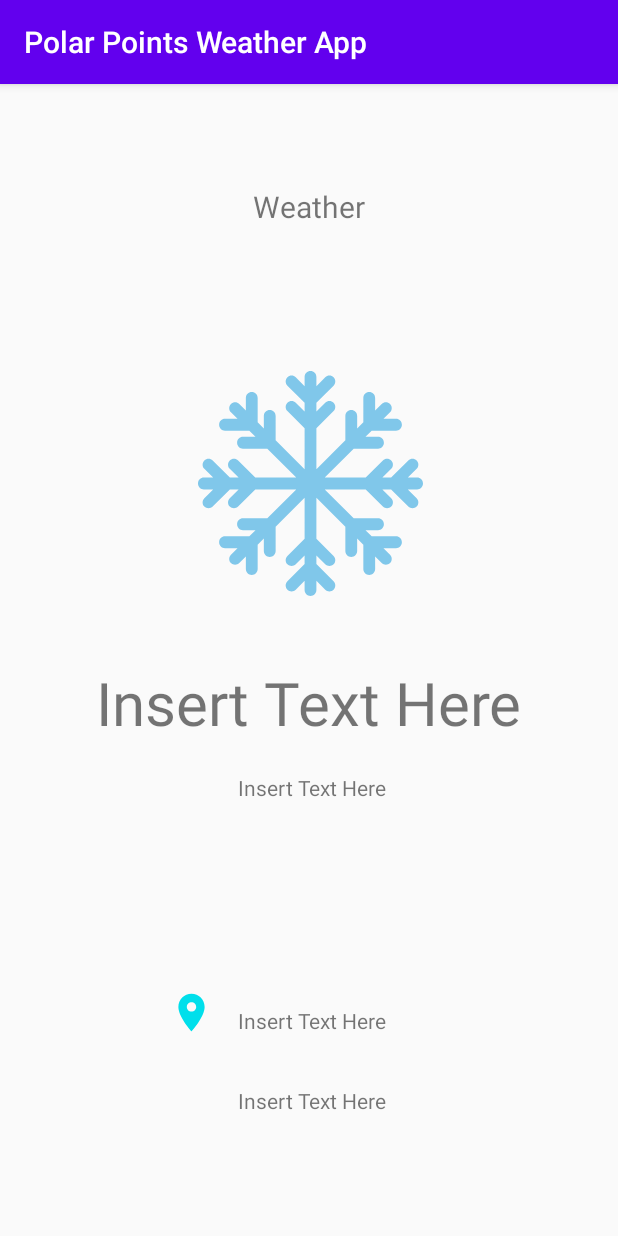
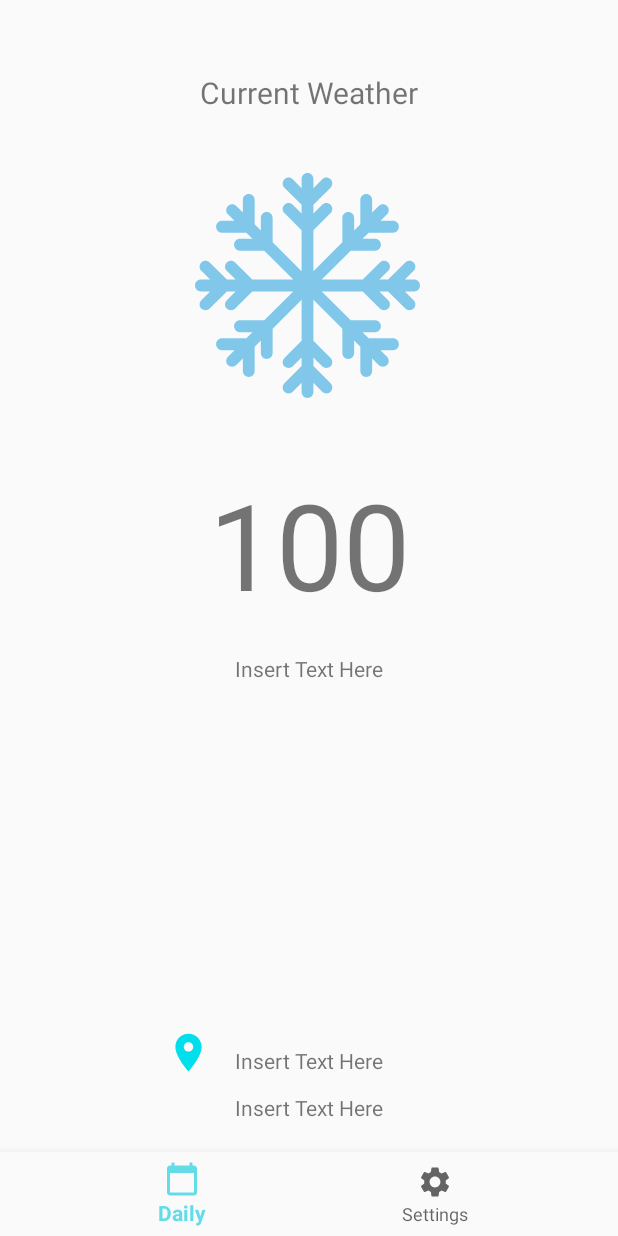
Before and after one commit to Polar-Points/Weather-App-, an Android app: the screen it shows after launch (MainActivity), on a phone screen of 412 x 824 dp. Run offline under Robolectric (Android 15) with nearby library versions, the phone set to English and light mode, and no system bars; our stand-ins replace Timber, navigation-ui; 3 statements that could not run were skipped.

Commit message:
Added in bottom navigation

```diff
--- a/app/build.gradle
+++ b/app/build.gradle
@@ -33,6 +33,7 @@ dependencies {
     implementation 'androidx.legacy:legacy-support-v4:1.0.0'
     implementation 'androidx.lifecycle:lifecycle-extensions:2.2.0'
     implementation 'androidx.lifecycle:lifecycle-viewmodel-ktx:2.2.0'
+    implementation 'androidx.preference:preference:1.1.0'
     testImplementation 'junit:junit:4.13'
     androidTestImplementation 'androidx.test.ext:junit:1.1.2'
     androidTestImplementation 'androidx.test.espresso:espresso-core:3.3.0'
--- a/app/src/main/java/com/marty/dang/polarpointsweatherapp/presentation/MainActivity.kt
+++ b/app/src/main/java/com/marty/dang/polarpointsweatherapp/presentation/MainActivity.kt
@@ -2,7 +2,11 @@ package com.marty.dang.polarpointsweatherapp.presentation
 
 import android.os.Bundle
 import androidx.appcompat.app.AppCompatActivity
+import androidx.navigation.NavController
+import androidx.navigation.Navigation
+import androidx.navigation.ui.NavigationUI
 import com.marty.dang.polarpointsweatherapp.R
+import kotlinx.android.synthetic.main.activity_main.*
 import timber.log.Timber
 
 
@@ -12,9 +16,15 @@ class MainActivity : AppCompatActivity() {
         super.onCreate(savedInstanceState)
         setContentView(R.layout.activity_main)
         Timber.plant(Timber.DebugTree())
+        setUpNavigation()
     }
 
     override fun onRequestPermissionsResult(requestCode: Int, permissions: Array<out String>, grantResults: IntArray) {
         super.onRequestPermissionsResult(requestCode, permissions, grantResults)
     }
+
+    private fun setUpNavigation() {
+        val navController = Navigation.findNavController(this, R.id.nav_host_fragment)
+        NavigationUI.setupWithNavController(bottom_navigation, navController)
+    }
 }
--- /dev/null
+++ b/app/src/main/java/com/marty/dang/polarpointsweatherapp/presentation/fragment/SettingsFrag.kt
@@ -0,0 +1,16 @@
+package com.marty.dang.polarpointsweatherapp.presentation.fragment
+
+import android.os.Bundle
+import android.view.LayoutInflater
+import android.view.View
+import android.view.ViewGroup
+import androidx.fragment.app.Fragment
+import com.marty.dang.polarpointsweatherapp.R
+
+class SettingsFrag : Fragment() {
+
+    override fun onCreateView(inflater: LayoutInflater, container: ViewGroup?, savedInstanceState: Bundle?): View? {
+        val view =  inflater.inflate(R.layout.fragment_settings, container, false)
+        return view
+    }
+}
--- a/app/src/main/java/com/marty/dang/polarpointsweatherapp/presentation/fragment/WeatherDisplayFrag.kt
+++ /dev/null
@@ -1,24 +0,0 @@
-package com.marty.dang.polarpointsweatherapp.presentation.fragment
-
-import androidx.lifecycle.ViewModelProviders
-import android.os.Bundle
-import androidx.fragment.app.Fragment
-import android.view.LayoutInflater
-import android.view.View
-import android.view.ViewGroup
-import com.marty.dang.polarpointsweatherapp.R
-import com.marty.dang.polarpointsweatherapp.presentation.viewmodel.WeatherDisplayViewModel
-
-class WeatherDisplayFrag : Fragment() {
-
-    private lateinit var viewModel: WeatherDisplayViewModel
-
-    override fun onCreateView(inflater: LayoutInflater, container: ViewGroup?, savedInstanceState: Bundle?): View? {
-        return inflater.inflate(R.layout.weather_display_fragment, container, false)
-    }
-
-    override fun onActivityCreated(savedInstanceState: Bundle?) {
-        super.onActivityCreated(savedInstanceState)
-        viewModel = ViewModelProviders.of(this).get(WeatherDisplayViewModel::class.java)
-    }
-}
--- /dev/null
+++ b/app/src/main/res/drawable/daily_icon.xml
@@ -0,0 +1,10 @@
+<vector xmlns:android="http://schemas.android.com/apk/res/android"
+    android:width="24dp"
+    android:height="24dp"
+    android:viewportWidth="24"
+    android:viewportHeight="24"
+    android:tint="?attr/colorControlNormal">
+  <path
+      android:fillColor="@android:color/white"
+      android:pathData="M20,3h-1L19,1h-2v2L7,3L7,1L5,1v2L4,3c-1.1,0 -2,0.9 -2,2v16c0,1.1 0.9,2 2,2h16c1.1,0 2,-0.9 2,-2L22,5c0,-1.1 -0.9,-2 -2,-2zM20,21L4,21L4,8h16v13z"/>
+</vector>
--- /dev/null
+++ b/app/src/main/res/drawable/settings_icon.xml
@@ -0,0 +1,10 @@
+<vector xmlns:android="http://schemas.android.com/apk/res/android"
+    android:width="24dp"
+    android:height="24dp"
+    android:viewportWidth="24"
+    android:viewportHeight="24"
+    android:tint="?attr/colorControlNormal">
+  <path
+      android:fillColor="@android:color/white"
+      android:pathData="M19.14,12.94c0.04,-0.3 0.06,-0.61 0.06,-0.94c0,-0.32 -0.02,-0.64 -0.07,-0.94l2.03,-1.58c0.18,-0.14 0.23,-0.41 0.12,-0.61l-1.92,-3.32c-0.12,-0.22 -0.37,-0.29 -0.59,-0.22l-2.39,0.96c-0.5,-0.38 -1.03,-0.7 -1.62,-0.94L14.4,2.81c-0.04,-0.24 -0.24,-0.41 -0.48,-0.41h-3.84c-0.24,0 -0.43,0.17 -0.47,0.41L9.25,5.35C8.66,5.59 8.12,5.92 7.63,6.29L5.24,5.33c-0.22,-0.08 -0.47,0 -0.59,0.22L2.74,8.87C2.62,9.08 2.66,9.34 2.86,9.48l2.03,1.58C4.84,11.36 4.8,11.69 4.8,12s0.02,0.64 0.07,0.94l-2.03,1.58c-0.18,0.14 -0.23,0.41 -0.12,0.61l1.92,3.32c0.12,0.22 0.37,0.29 0.59,0.22l2.39,-0.96c0.5,0.38 1.03,0.7 1.62,0.94l0.36,2.54c0.05,0.24 0.24,0.41 0.48,0.41h3.84c0.24,0 0.44,-0.17 0.47,-0.41l0.36,-2.54c0.59,-0.24 1.13,-0.56 1.62,-0.94l2.39,0.96c0.22,0.08 0.47,0 0.59,-0.22l1.92,-3.32c0.12,-0.22 0.07,-0.47 -0.12,-0.61L19.14,12.94zM12,15.6c-1.98,0 -3.6,-1.62 -3.6,-3.6s1.62,-3.6 3.6,-3.6s3.6,1.62 3.6,3.6S13.98,15.6 12,15.6z"/>
+</vector>
--- a/app/src/main/res/layout/activity_main.xml
+++ b/app/src/main/res/layout/activity_main.xml
@@ -6,16 +6,26 @@
     android:layout_height="match_parent"
     tools:context=".presentation.MainActivity">
 
-    <androidx.fragment.app.FragmentContainerView
+    <fragment
         android:id="@+id/nav_host_fragment"
         android:name="androidx.navigation.fragment.NavHostFragment"
         android:layout_width="0dp"
         android:layout_height="0dp"
-        app:layout_constraintBottom_toBottomOf="parent"
+        app:layout_constraintBottom_toTopOf="@id/bottom_navigation"
         app:layout_constraintEnd_toEndOf="parent"
         app:layout_constraintHorizontal_bias="0.5"
         app:layout_constraintStart_toStartOf="parent"
         app:layout_constraintTop_toTopOf="parent"
         app:navGraph="@navigation/nav_graph" />
 
+    <com.google.android.material.bottomnavigation.BottomNavigationView
+        android:id="@+id/bottom_navigation"
+        android:layout_width="match_parent"
+        android:layout_height="wrap_content"
+        android:background="?android:attr/windowBackground"
+        app:layout_constraintBottom_toBottomOf="parent"
+        app:layout_constraintEnd_toEndOf="parent"
+        app:layout_constraintStart_toStartOf="parent"
+        app:menu="@menu/navigation" />
+
 </androidx.constraintlayout.widget.ConstraintLayout>
--- /dev/null
+++ b/app/src/main/res/layout/fragment_settings.xml
@@ -0,0 +1,19 @@
+<?xml version="1.0" encoding="utf-8"?>
+<androidx.constraintlayout.widget.ConstraintLayout xmlns:android="http://schemas.android.com/apk/res/android"
+    xmlns:app="http://schemas.android.com/apk/res-auto"
+    xmlns:tools="http://schemas.android.com/tools"
+    android:layout_width="match_parent"
+    android:layout_height="match_parent"
+    tools:context=".presentation.fragment.SettingsFrag">
+
+    <TextView
+        android:layout_width="wrap_content"
+        android:layout_height="wrap_content"
+        android:text="Coming Soon!"
+        app:layout_constraintBottom_toBottomOf="parent"
+        app:layout_constraintEnd_toEndOf="parent"
+        app:layout_constraintHorizontal_bias="0.5"
+        app:layout_constraintStart_toStartOf="parent"
+        app:layout_constraintTop_toTopOf="parent" />
+
+</androidx.constraintlayout.widget.ConstraintLayout>
--- a/app/src/main/res/layout/home_fragment.xml
+++ b/app/src/main/res/layout/home_fragment.xml
@@ -10,7 +10,7 @@
         android:id="@+id/homeFrag_title_text_view"
         android:layout_width="wrap_content"
         android:layout_height="wrap_content"
-        android:layout_marginTop="68dp"
+        android:layout_marginTop="48dp"
         android:text="@string/home_frag_title"
         android:textSize="20dp"
         app:layout_constraintEnd_toEndOf="parent"
@@ -22,10 +22,10 @@
         android:id="@+id/homeFrag_weather_icon"
         android:layout_width="150dp"
         android:layout_height="150dp"
-        android:layout_marginTop="96dp"
+        android:layout_marginTop="40dp"
         android:src="@drawable/snow_icon"
         app:layout_constraintEnd_toEndOf="parent"
-        app:layout_constraintHorizontal_bias="0.503"
+        app:layout_constraintHorizontal_bias="0.497"
         app:layout_constraintStart_toStartOf="parent"
         app:layout_constraintTop_toBottomOf="@+id/homeFrag_title_text_view" />
 
@@ -34,9 +34,10 @@
         android:layout_width="wrap_content"
         android:layout_height="wrap_content"
         android:layout_marginTop="44dp"
-        android:text="@string/place_holder_text"
-        android:textSize="40dp"
+        android:text="@string/temp_place_holder_text"
+        android:textSize="80dp"
         app:layout_constraintEnd_toEndOf="parent"
+        app:layout_constraintHorizontal_bias="0.5"
         app:layout_constraintStart_toStartOf="parent"
         app:layout_constraintTop_toBottomOf="@+id/homeFrag_weather_icon" />
 
@@ -47,7 +48,6 @@
         android:layout_marginTop="20dp"
         android:text="@string/place_holder_text"
         app:layout_constraintEnd_toEndOf="parent"
-        app:layout_constraintHorizontal_bias="0.508"
         app:layout_constraintStart_toStartOf="parent"
         app:layout_constraintTop_toBottomOf="@+id/homeFrag_temperature_text_view" />
 
@@ -55,33 +55,31 @@
         android:id="@+id/location_icon"
         android:layout_width="30dp"
         android:layout_height="30dp"
-        android:layout_marginTop="125dp"
         android:layout_marginEnd="16dp"
+        android:layout_marginBottom="12dp"
         android:src="@drawable/location_icon"
-        app:layout_constraintEnd_toStartOf="@+id/homeFrag_location"
-        app:layout_constraintTop_toBottomOf="@+id/homeFrag_weather_description" />
+        app:layout_constraintBottom_toTopOf="@+id/homeFrag_last_time_updated"
+        app:layout_constraintEnd_toStartOf="@+id/homeFrag_location" />
 
     <TextView
         android:id="@+id/homeFrag_location"
         android:layout_width="wrap_content"
         android:layout_height="wrap_content"
-        android:layout_marginTop="136dp"
+        android:layout_marginBottom="12dp"
         android:text="@string/place_holder_text"
+        app:layout_constraintBottom_toTopOf="@+id/homeFrag_last_time_updated"
         app:layout_constraintEnd_toEndOf="parent"
-        app:layout_constraintHorizontal_bias="0.508"
-        app:layout_constraintStart_toStartOf="parent"
-        app:layout_constraintTop_toBottomOf="@+id/homeFrag_weather_description" />
+        app:layout_constraintStart_toStartOf="parent" />
 
     <TextView
         android:id="@+id/homeFrag_last_time_updated"
         android:layout_width="wrap_content"
         android:layout_height="wrap_content"
+        android:layout_marginBottom="20dp"
         android:text="@string/place_holder_text"
         app:layout_constraintBottom_toBottomOf="parent"
         app:layout_constraintEnd_toEndOf="parent"
-        app:layout_constraintHorizontal_bias="0.508"
-        app:layout_constraintStart_toStartOf="parent"
-        app:layout_constraintTop_toBottomOf="@+id/homeFrag_location"
-        app:layout_constraintVertical_bias="0.296" />
+        app:layout_constraintHorizontal_bias="0.5"
+        app:layout_constraintStart_toStartOf="parent" />
 
 </androidx.constraintlayout.widget.ConstraintLayout>
--- a/app/src/main/res/layout/weather_display_fragment.xml
+++ /dev/null
@@ -1,13 +0,0 @@
-<?xml version="1.0" encoding="utf-8"?>
-<FrameLayout xmlns:android="http://schemas.android.com/apk/res/android"
-    xmlns:tools="http://schemas.android.com/tools"
-    android:layout_width="match_parent"
-    android:layout_height="match_parent"
-    tools:context=".presentation.fragment.WeatherDisplayFrag">
-
-    <TextView
-        android:layout_width="match_parent"
-        android:layout_height="match_parent"
-        android:text="Hello" />
-
-</FrameLayout>
--- /dev/null
+++ b/app/src/main/res/menu/navigation.xml
@@ -0,0 +1,12 @@
+<?xml version="1.0" encoding="utf-8"?>
+<menu xmlns:android="http://schemas.android.com/apk/res/android">
+    <item
+        android:id="@+id/dailyWeatherFrag"
+        android:icon="@drawable/daily_icon"
+        android:title="@string/daily_tab_title"/>
+
+    <item
+        android:id="@+id/settingsFrag"
+        android:icon="@drawable/settings_icon"
+        android:title="@string/settings_tab_title"/>
+</menu>
--- a/app/src/main/res/navigation/nav_graph.xml
+++ b/app/src/main/res/navigation/nav_graph.xml
@@ -3,25 +3,20 @@
     xmlns:app="http://schemas.android.com/apk/res-auto"
     xmlns:tools="http://schemas.android.com/tools"
     android:id="@+id/nav_graph"
-    app:startDestination="@id/homeFrag">
+    app:startDestination="@id/dailyWeatherFrag">
 
     <fragment
-        android:id="@+id/homeFrag"
+        android:id="@+id/dailyWeatherFrag"
         android:name="com.marty.dang.polarpointsweatherapp.presentation.fragment.HomeFrag"
         android:label="home_fragment"
         tools:layout="@layout/home_fragment" >
         <action
-            android:id="@+id/action_homeFrag_to_weatherDisplayFrag"
-            app:destination="@id/weatherDisplayFrag" />
+            android:id="@+id/action_dailyWeatherFrag_to_settingsFrag"
+            app:destination="@id/settingsFrag" />
     </fragment>
-
     <fragment
-        android:id="@+id/weatherDisplayFrag"
-        android:name="com.marty.dang.polarpointsweatherapp.presentation.fragment.WeatherDisplayFrag"
-        android:label="weather_display_fragment"
-        tools:layout="@layout/weather_display_fragment" >
-        <action
-            android:id="@+id/action_weatherDisplayFrag_to_homeFrag"
-            app:destination="@id/homeFrag" />
-    </fragment>
+        android:id="@+id/settingsFrag"
+        android:name="com.marty.dang.polarpointsweatherapp.presentation.fragment.SettingsFrag"
+        android:label="fragment_settings"
+        tools:layout="@layout/fragment_settings" />
 </navigation>
--- a/app/src/main/res/values/colors.xml
+++ b/app/src/main/res/values/colors.xml
@@ -1,6 +1,6 @@
 <?xml version="1.0" encoding="utf-8"?>
 <resources>
-    <color name="colorPrimary">#6200EE</color>
-    <color name="colorPrimaryDark">#3700B3</color>
-    <color name="colorAccent">#03DAC5</color>
+    <color name="colorPrimary">#64dce8</color>
+    <color name="colorPrimaryDark">#e8649f</color>
+    <color name="colorAccent">#e8c964</color>
 </resources>
--- a/app/src/main/res/values/strings.xml
+++ b/app/src/main/res/values/strings.xml
@@ -1,14 +1,35 @@
 <resources>
     <string name="app_name">Polar Points Weather App</string>
-    <string name="home_frag_title">Weather</string>
+    <string name="home_frag_title">Current Weather</string>
     <string name="home_frag_location_string">%1$s, %2$s</string>
 
 
     <string name="place_holder_text">Insert Text Here</string>
+    <string name="temp_place_holder_text">100</string>
+
     <string name="ok">OK</string>
     <string name="cancel">Cancel</string>
     <string name="permission_dialog_title">Location permission needed</string>
     <string name="location_permission_explanation">This app needs your location to give you an accurate weather forecast</string>
 
+    <string name="daily_tab_title">Daily</string>
+    <string name="settings_tab_title">Settings</string>
+    <!-- Preference Titles -->
+    <string name="messages_header">Messages</string>
+    <string name="sync_header">Sync</string>
+
+    <!-- Messages Preferences -->
+    <string name="signature_title">Your signature</string>
+    <string name="reply_title">Default reply action</string>
+
+    <!-- Sync Preferences -->
+    <string name="sync_title">Sync email periodically</string>
+    <string name="attachment_title">Download incoming attachments</string>
+    <string name="attachment_summary_on">Automatically download attachments for incoming emails
+    </string>
+    <string name="attachment_summary_off">Only download attachments when manually requested</string>
+    <!-- TODO: Remove or change this placeholder text -->
+    <string name="hello_blank_fragment">Hello blank fragment</string>
+
 
 </resources>
--- a/app/src/main/res/values/styles.xml
+++ b/app/src/main/res/values/styles.xml
@@ -1,6 +1,6 @@
 <resources>
     <!-- Base application theme. -->
-    <style name="AppTheme" parent="Theme.AppCompat.Light.DarkActionBar">
+    <style name="AppTheme" parent="Theme.AppCompat.Light.NoActionBar">
         <!-- Customize your theme here. -->
         <item name="colorPrimary">@color/colorPrimary</item>
         <item name="colorPrimaryDark">@color/colorPrimaryDark</item>
```
